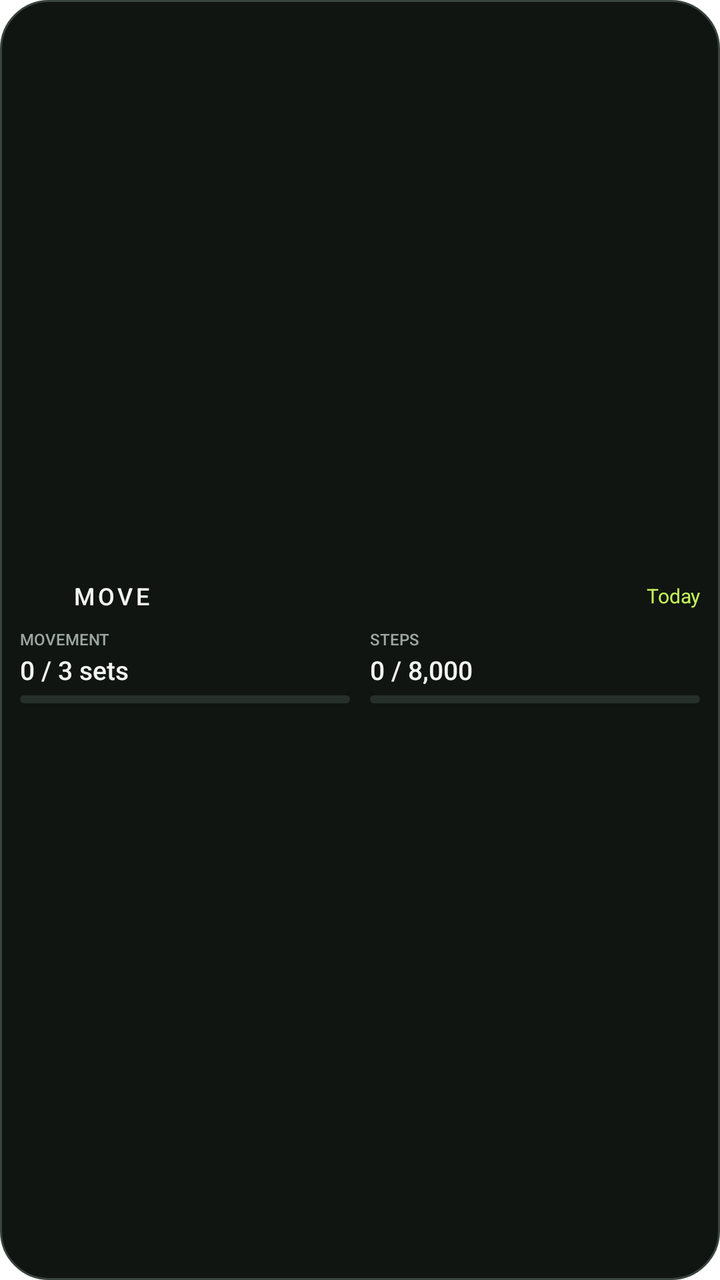
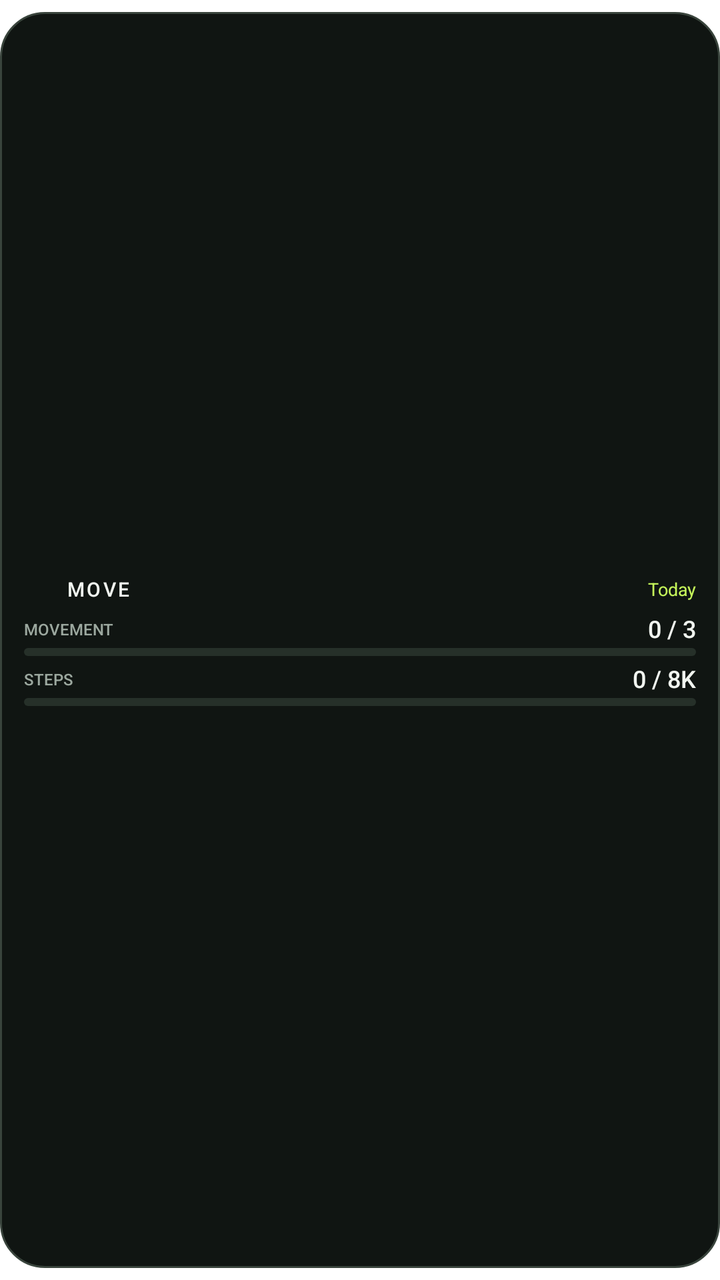

Two renders of the same Android screen: before a commit and after it. Below are the layout's source before the change and the commit's diff.
<!-- AndroidManifest.xml: fallback theme Theme.MaterialComponents.DayNight.NoActionBar -->
<!-- res/layout/move_widget.xml -->
<?xml version="1.0" encoding="utf-8"?>
<LinearLayout xmlns:android="http://schemas.android.com/apk/res/android"
    android:id="@+id/widget_root"
    android:layout_width="match_parent"
    android:layout_height="match_parent"
    android:background="@drawable/widget_background"
    android:clickable="true"
    android:focusable="true"
    android:gravity="center_vertical"
    android:orientation="vertical"
    android:padding="10dp">

    <LinearLayout
        android:layout_width="match_parent"
        android:layout_height="wrap_content"
        android:gravity="center_vertical"
        android:orientation="horizontal">

        <ImageView
            android:layout_width="20dp"
            android:layout_height="20dp"
            android:contentDescription="@string/move_widget_icon_description"
            android:src="@mipmap/ic_launcher" />

        <TextView
            android:layout_width="wrap_content"
            android:layout_height="wrap_content"
            android:layout_marginStart="6dp"
            android:fontFamily="sans-serif-medium"
            android:letterSpacing="0.14"
            android:text="MOVE"
            android:textColor="#F1F5F0"
            android:textSize="12sp" />

        <TextView
            android:id="@+id/widget_streak"
            android:layout_width="0dp"
            android:layout_height="wrap_content"
            android:layout_weight="1"
            android:gravity="end"
            android:text="Today"
            android:textColor="#C5F65A"
            android:textSize="10sp" />
    </LinearLayout>

    <LinearLayout
        android:layout_width="match_parent"
        android:layout_height="wrap_content"
        android:layout_marginTop="6dp"
        android:gravity="center_vertical"
        android:orientation="horizontal">

        <LinearLayout
            android:layout_width="0dp"
            android:layout_height="wrap_content"
            android:layout_marginEnd="5dp"
            android:layout_weight="1"
            android:orientation="vertical">

            <TextView
                android:layout_width="wrap_content"
                android:layout_height="wrap_content"
                android:fontFamily="sans-serif-medium"
                android:text="MOVEMENT"
                android:textColor="#9CA89F"
                android:textSize="8sp" />

            <TextView
                android:id="@+id/widget_movements"
                android:layout_width="wrap_content"
                android:layout_height="wrap_content"
                android:layout_marginTop="1dp"
                android:fontFamily="sans-serif-medium"
                android:text="0 / 3 sets"
                android:textColor="#F1F5F0"
                android:textSize="13sp" />

            <ProgressBar
                android:id="@+id/widget_movement_progress"
                style="?android:attr/progressBarStyleHorizontal"
                android:layout_width="match_parent"
                android:layout_height="4dp"
                android:layout_marginTop="4dp"
                android:indeterminate="false"
                android:progressDrawable="@drawable/widget_progress_lime" />
        </LinearLayout>

        <LinearLayout
            android:layout_width="0dp"
            android:layout_height="wrap_content"
            android:layout_marginStart="5dp"
            android:layout_weight="1"
            android:orientation="vertical">

            <TextView
                android:layout_width="wrap_content"
                android:layout_height="wrap_content"
                android:fontFamily="sans-serif-medium"
                android:text="STEPS"
                android:textColor="#9CA89F"
                android:textSize="8sp" />

            <TextView
                android:id="@+id/widget_steps"
                android:layout_width="wrap_content"
                android:layout_height="wrap_content"
                android:layout_marginTop="1dp"
                android:fontFamily="sans-serif-medium"
                android:text="0 / 8,000"
                android:textColor="#F1F5F0"
                android:textSize="13sp" />

            <ProgressBar
                android:id="@+id/widget_step_progress"
                style="?android:attr/progressBarStyleHorizontal"
                android:layout_width="match_parent"
                android:layout_height="4dp"
                android:layout_marginTop="4dp"
                android:indeterminate="false"
                android:progressDrawable="@drawable/widget_progress_teal" />
        </LinearLayout>
    </LinearLayout>
</LinearLayout>
<!-- resources referenced by this layout -->
<resources>
  <!-- drawable widget_background (drawable) -->
  <?xml version="1.0" encoding="utf-8"?>
  <shape xmlns:android="http://schemas.android.com/apk/res/android"
      android:shape="rectangle">
      <solid android:color="#101512" />
      <stroke
          android:width="1dp"
          android:color="#39443C" />
      <corners android:radius="24dp" />
  </shape>
  <!-- drawable widget_progress_lime (drawable) -->
  <?xml version="1.0" encoding="utf-8"?>
  <layer-list xmlns:android="http://schemas.android.com/apk/res/android">
      <item android:id="@android:id/background">
          <shape android:shape="rectangle">
              <corners android:radius="3dp" />
              <solid android:color="#263029" />
          </shape>
      </item>
      <item android:id="@android:id/progress">
          <clip>
              <shape android:shape="rectangle">
                  <corners android:radius="3dp" />
                  <solid android:color="#C5F65A" />
              </shape>
          </clip>
      </item>
  </layer-list>
  <!-- drawable widget_progress_teal (drawable) -->
  <?xml version="1.0" encoding="utf-8"?>
  <layer-list xmlns:android="http://schemas.android.com/apk/res/android">
      <item android:id="@android:id/background">
          <shape android:shape="rectangle">
              <corners android:radius="3dp" />
              <solid android:color="#263029" />
          </shape>
      </item>
      <item android:id="@android:id/progress">
          <clip>
              <shape android:shape="rectangle">
                  <corners android:radius="3dp" />
                  <solid android:color="#4FE1C1" />
              </shape>
          </clip>
      </item>
  </layer-list>
  <!-- mipmap ic_launcher (mipmap-anydpi-v26) -->
  <?xml version="1.0" encoding="utf-8"?>
  <adaptive-icon xmlns:android="http://schemas.android.com/apk/res/android">
    <background android:drawable="@color/ic_launcher_background"/>
    <foreground>
        <inset
            android:drawable="@drawable/ic_launcher_foreground"
            android:inset="18%" />
    </foreground>
  </adaptive-icon>
  <string name="move_widget_icon_description">Move</string>
  <color name="ic_launcher_background">#080B0A</color>
  <!-- drawable ic_launcher_foreground: png bitmap (drawable-hdpi, 20420 bytes) -->
</resources>

<!-- the commit's change to res/layout/move_widget.xml (unified diff, before → after) -->
@@ -8,7 +8,10 @@
     android:focusable="true"
     android:gravity="center_vertical"
     android:orientation="vertical"
-    android:padding="10dp">
+    android:paddingStart="12dp"
+    android:paddingTop="8dp"
+    android:paddingEnd="12dp"
+    android:paddingBottom="8dp">
 
     <LinearLayout
         android:layout_width="match_parent"
@@ -17,20 +20,21 @@
         android:orientation="horizontal">
 
         <ImageView
-            android:layout_width="20dp"
-            android:layout_height="20dp"
+            android:layout_width="16dp"
+            android:layout_height="16dp"
             android:contentDescription="@string/move_widget_icon_description"
             android:src="@mipmap/ic_launcher" />
 
         <TextView
             android:layout_width="wrap_content"
             android:layout_height="wrap_content"
-            android:layout_marginStart="6dp"
+            android:layout_marginStart="5dp"
             android:fontFamily="sans-serif-medium"
-            android:letterSpacing="0.14"
+            android:includeFontPadding="false"
+            android:letterSpacing="0.12"
             android:text="MOVE"
             android:textColor="#F1F5F0"
-            android:textSize="12sp" />
+            android:textSize="10sp" />
 
         <TextView
             android:id="@+id/widget_streak"
@@ -38,86 +42,112 @@
             android:layout_height="wrap_content"
             android:layout_weight="1"
             android:gravity="end"
+            android:includeFontPadding="false"
+            android:maxLines="1"
             android:text="Today"
             android:textColor="#C5F65A"
-            android:textSize="10sp" />
+            android:textSize="9sp" />
     </LinearLayout>
 
     <LinearLayout
         android:layout_width="match_parent"
         android:layout_height="wrap_content"
-        android:layout_marginTop="6dp"
-        android:gravity="center_vertical"
-        android:orientation="horizontal">
+        android:layout_marginTop="5dp"
+        android:orientation="vertical">
 
         <LinearLayout
-            android:layout_width="0dp"
+            android:layout_width="match_parent"
             android:layout_height="wrap_content"
-            android:layout_marginEnd="5dp"
-            android:layout_weight="1"
-            android:orientation="vertical">
+            android:gravity="center_vertical"
+            android:orientation="horizontal">
 
             <TextView
                 android:layout_width="wrap_content"
                 android:layout_height="wrap_content"
                 android:fontFamily="sans-serif-medium"
+                android:includeFontPadding="false"
                 android:text="MOVEMENT"
                 android:textColor="#9CA89F"
                 android:textSize="8sp" />
 
             <TextView
                 android:id="@+id/widget_movements"
-                android:layout_width="wrap_content"
+                android:layout_width="0dp"
                 android:layout_height="wrap_content"
-                android:layout_marginTop="1dp"
+                android:layout_marginStart="8dp"
+                android:layout_weight="1"
+                android:autoSizeMaxTextSize="12sp"
+                android:autoSizeMinTextSize="9sp"
+                android:autoSizeStepGranularity="1sp"
+                android:autoSizeTextType="uniform"
+                android:ellipsize="end"
                 android:fontFamily="sans-serif-medium"
-                android:text="0 / 3 sets"
+                android:gravity="end"
+                android:includeFontPadding="false"
+                android:maxLines="1"
+                android:text="0 / 3"
                 android:textColor="#F1F5F0"
-                android:textSize="13sp" />
-
-            <ProgressBar
-                android:id="@+id/widget_movement_progress"
-                style="?android:attr/progressBarStyleHorizontal"
-                android:layout_width="match_parent"
-                android:layout_height="4dp"
-                android:layout_marginTop="4dp"
-                android:indeterminate="false"
-                android:progressDrawable="@drawable/widget_progress_lime" />
+                android:textSize="12sp" />
         </LinearLayout>
 
+        <ProgressBar
+            android:id="@+id/widget_movement_progress"
+            style="?android:attr/progressBarStyleHorizontal"
+            android:layout_width="match_parent"
+            android:layout_height="4dp"
+            android:layout_marginTop="2dp"
+            android:indeterminate="false"
+            android:progressDrawable="@drawable/widget_progress_lime" />
+    </LinearLayout>
+
+    <LinearLayout
+        android:layout_width="match_parent"
+        android:layout_height="wrap_content"
+        android:layout_marginTop="5dp"
+        android:orientation="vertical">
+
         <LinearLayout
-            android:layout_width="0dp"
+            android:layout_width="match_parent"
             android:layout_height="wrap_content"
-            android:layout_marginStart="5dp"
-            android:layout_weight="1"
-            android:orientation="vertical">
+            android:gravity="center_vertical"
+            android:orientation="horizontal">
 
             <TextView
                 android:layout_width="wrap_content"
                 android:layout_height="wrap_content"
                 android:fontFamily="sans-serif-medium"
+                android:includeFontPadding="false"
                 android:text="STEPS"
                 android:textColor="#9CA89F"
                 android:textSize="8sp" />
 
             <TextView
                 android:id="@+id/widget_steps"
-                android:layout_width="wrap_content"
+                android:layout_width="0dp"
                 android:layout_height="wrap_content"
-                android:layout_marginTop="1dp"
+                android:layout_marginStart="8dp"
+                android:layout_weight="1"
+                android:autoSizeMaxTextSize="12sp"
+                android:autoSizeMinTextSize="9sp"
+                android:autoSizeStepGranularity="1sp"
+                android:autoSizeTextType="uniform"
+                android:ellipsize="end"
                 android:fontFamily="sans-serif-medium"
-                android:text="0 / 8,000"
+                android:gravity="end"
+                android:includeFontPadding="false"
+                android:maxLines="1"
+                android:text="0 / 8K"
                 android:textColor="#F1F5F0"
-                android:textSize="13sp" />
+                android:textSize="12sp" />
+        </LinearLayout>
 
-            <ProgressBar
-                android:id="@+id/widget_step_progress"
-                style="?android:attr/progressBarStyleHorizontal"
-                android:layout_width="match_parent"
-                android:layout_height="4dp"
-                android:layout_marginTop="4dp"
-                android:indeterminate="false"
-                android:progressDrawable="@drawable/widget_progress_teal" />
-        </LinearLayout>
+        <ProgressBar
+            android:id="@+id/widget_step_progress"
+            style="?android:attr/progressBarStyleHorizontal"
+            android:layout_width="match_parent"
+            android:layout_height="4dp"
+            android:layout_marginTop="2dp"
+            android:indeterminate="false"
+            android:progressDrawable="@drawable/widget_progress_teal" />
     </LinearLayout>
 </LinearLayout>
<!-- resource entries referenced after the edit -->
@@ -2,14 +2,17 @@
 <resources>
   <!-- drawable widget_background (drawable) -->
   <?xml version="1.0" encoding="utf-8"?>
-  <shape xmlns:android="http://schemas.android.com/apk/res/android"
-      android:shape="rectangle">
-      <solid android:color="#101512" />
-      <stroke
-          android:width="1dp"
-          android:color="#39443C" />
-      <corners android:radius="24dp" />
-  </shape>
+  <inset xmlns:android="http://schemas.android.com/apk/res/android"
+      android:insetTop="6dp"
+      android:insetBottom="6dp">
+      <shape android:shape="rectangle">
+          <solid android:color="#101512" />
+          <stroke
+              android:width="1dp"
+              android:color="#39443C" />
+          <corners android:radius="22dp" />
+      </shape>
+  </inset>
   <!-- drawable widget_progress_lime (drawable) -->
   <?xml version="1.0" encoding="utf-8"?>
   <layer-list xmlns:android="http://schemas.android.com/apk/res/android">
